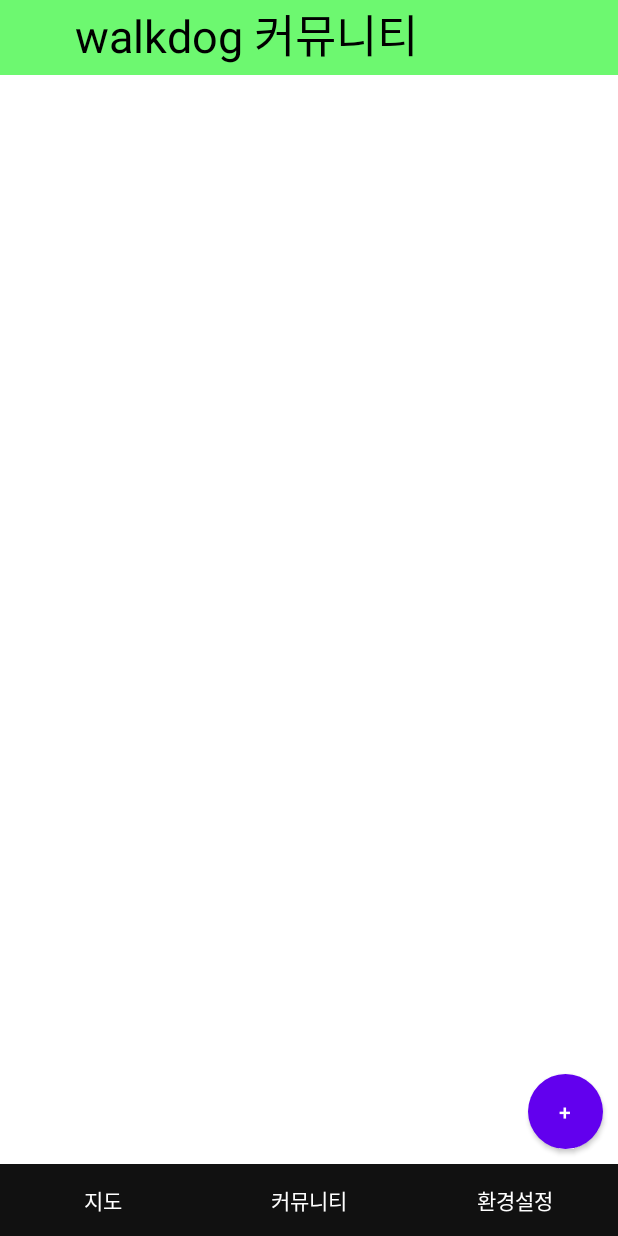
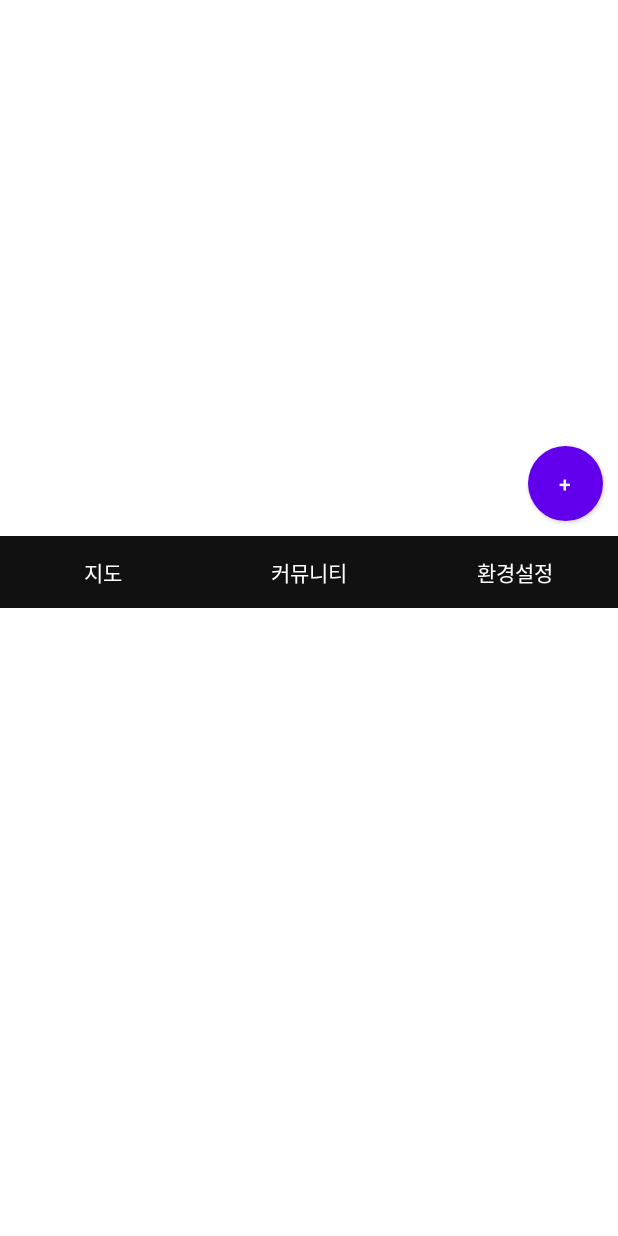
Before and after one commit to mmoottss/Walkdog, an Android app: the Community screen opened directly, with no data from a screen before it, on a phone screen of 412 x 824 dp. Run offline under Robolectric (Android 15) with nearby library versions, the phone set to English and light mode, and no system bars; network calls fail; Roboto replaces fonts that are not available here; 1 statement that could not run was skipped.

Commit message:
community layout update

```diff
--- a/app/src/main/java/com/example/dog/Community.java
+++ b/app/src/main/java/com/example/dog/Community.java
@@ -6,20 +6,31 @@ import android.content.Intent;
 import android.os.Bundle;
 import android.view.View;
 import android.widget.Button;
-
-import com.google.android.material.bottomnavigation.BottomNavigationView;
+import android.widget.TextView;
 
 public class Community extends AppCompatActivity {
 
     Button write_btn,map_btn,community_btn,option_btn;
-
+    private TextView o;
 
     @Override
     protected void onCreate(Bundle savedInstanceState) {
         super.onCreate(savedInstanceState);
         setContentView(R.layout.activity_community);
 
+        o = findViewById(R.id.o);
         map_btn=findViewById(R.id.mapmenu);
+        write_btn=findViewById(R.id.btnWrite);
+        option_btn = findViewById(R.id.option);
+
+
+
+        Intent intent = getIntent();
+        intent.putExtra("userName", userName);
+        String userName = intent.getStringExtra("userName");
+
+        o.setText(userName);
+
         map_btn.setOnClickListener(new View.OnClickListener() {
             @Override
             public void onClick(View v) {
@@ -28,7 +39,7 @@ public class Community extends AppCompatActivity {
             }
         });
 
-        option_btn = findViewById(R.id.option);
+
         option_btn.setOnClickListener(new View.OnClickListener() {
             @Override
             public void onClick(View v) {
@@ -37,7 +48,7 @@ public class Community extends AppCompatActivity {
         });
 
 
-        write_btn=findViewById(R.id.btnWrite);
+
         write_btn.setOnClickListener(new View.OnClickListener() {
             @Override
             public void onClick(View view) {
--- a/app/src/main/java/com/example/dog/Login.java
+++ b/app/src/main/java/com/example/dog/Login.java
@@ -5,6 +5,7 @@ import android.os.Bundle;
 import android.view.View;
 import android.widget.Button;
 import android.widget.EditText;
+import android.widget.TextView;
 import android.widget.Toast;
 
 import androidx.appcompat.app.ActionBar;
@@ -79,11 +80,13 @@ public class Login extends AppCompatActivity {
                             if(success) {
                                 String userID = jsonObject.getString("userID");
                                 String userPassword = jsonObject.getString("userPassword");
+                                String userName = jsonObject.getString("userName");
 
-                                Toast.makeText(getApplicationContext(), "로그인 성공.", Toast.LENGTH_SHORT).show();
                                 Intent intent = new Intent( Login.this, Maps.class);
                                 intent.putExtra("userID", userID);
                                 intent.putExtra("userPassword", userPassword);
+                                intent.putExtra("userName", userName);
+                                Toast.makeText(getApplicationContext(),userName + "님 어서오세요!", Toast.LENGTH_SHORT).show();
                                 startActivity(intent);
                             } else{
                                 Toast.makeText(getApplicationContext(),"로그인 실패.", Toast.LENGTH_SHORT).show();
--- a/app/src/main/java/com/example/dog/Writecommunity.java
+++ b/app/src/main/java/com/example/dog/Writecommunity.java
@@ -1,6 +1,7 @@
 package com.example.dog;
 
 import android.content.Intent;
+import android.graphics.Point;
 import android.net.Uri;
 import android.os.Bundle;
 import android.provider.MediaStore;
@@ -20,12 +21,15 @@ public class Writecommunity extends AppCompatActivity {
         super.onCreate(savedInstanceState);
         setContentView(R.layout.communtiy_write);
 
+
+
         imageview = (ImageView) findViewById(R.id.imageView);
         imageview.setOnClickListener(new View.OnClickListener() {
             public void onClick(View v) {
                 Intent intent = new Intent(Intent.ACTION_PICK);
                 intent.setDataAndType(android.provider.MediaStore.Images.Media.EXTERNAL_CONTENT_URI, "image/*");
                 startActivityForResult(intent, GET_GALLERY_IMAGE);
+
                 // 사진을 글쓰는 창에 올리기까지 가능. 글자취소선 이유 모르겠음...
             }
         });
--- a/app/src/main/res/layout/activity_community.xml
+++ b/app/src/main/res/layout/activity_community.xml
@@ -8,35 +8,13 @@
     android:orientation="vertical"
     tools:context="com.example.dog.Community">
 
-        <LinearLayout
+        <TextView
+            android:id="@+id/o"
             android:layout_width="match_parent"
-            android:layout_height="wrap_content"
-            android:background="#6DF870"
-            android:orientation="horizontal">
-                <!--        // 프로필 사진 넣을 수 있으면 넣고(안되면 없애기),
-               글쓰기도 된다면 오른쪽 상단으로-->
-                <ImageView
-                    android:id="@+id/logo"
-                    android:layout_width="50dp"
-                    android:layout_height="50dp"
-                    android:layout_gravity="left" />
-
-                <TextView
-                    android:id="@+id/textView5"
-                    android:layout_width="match_parent"
-                    android:layout_height="match_parent"
-                    android:layout_weight="0"
-                    android:text="walkdog 커뮤니티"
-                    android:textColor="#000000"
-                    android:textSize="30sp" />
-
-        </LinearLayout>
-
-        <ListView
-            android:id="@+id/listView"
-            android:layout_width="match_parent"
-            android:layout_height="match_parent"
-            android:layout_weight="1"></ListView>
+            android:layout_height="287dp"
+            android:text="TextView"
+            android:textColor="#000000"
+            android:textSize="100sp" />
 
         <Button
             android:id="@+id/btnWrite"
--- a/app/src/main/res/layout/activity_login.xml
+++ b/app/src/main/res/layout/activity_login.xml
@@ -82,7 +82,7 @@
                 android:layout_marginBottom="10dp"
                 android:background="@color/white"
                 android:hint="@string/hint_pass"
-                android:inputType="textCapWords"
+                android:inputType="textPassword"
                 android:padding="5dp"
                 android:textColor="@color/black"
                 android:textColorHint="@color/black"
```
